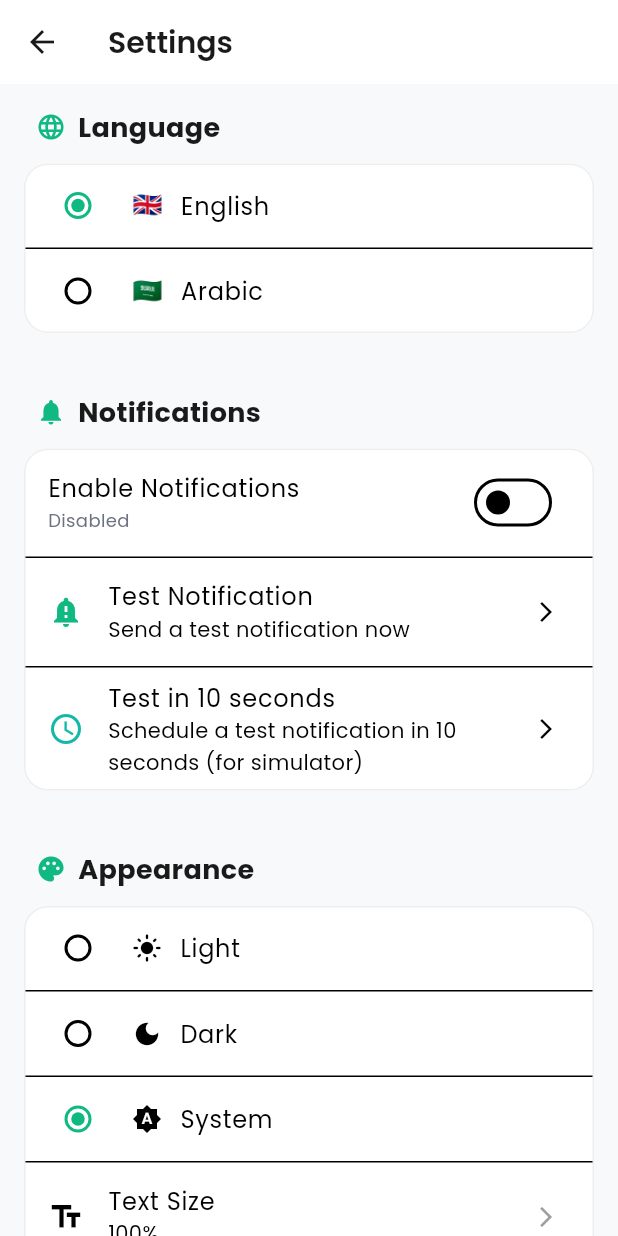
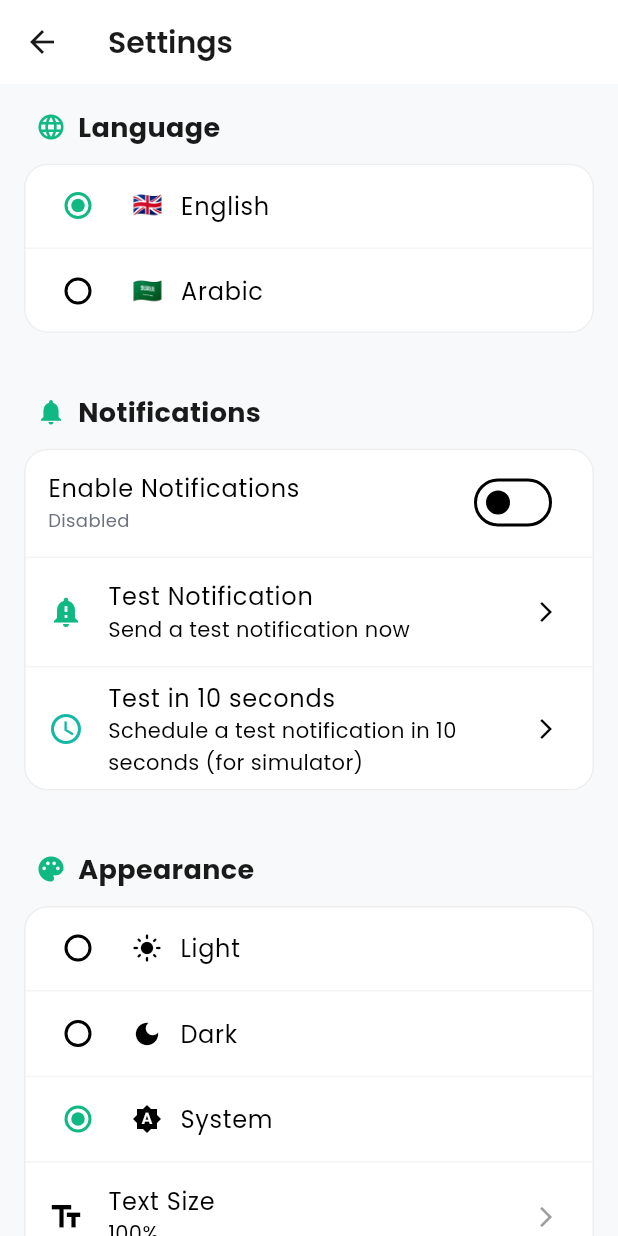
Before and after one commit to khaledebied/bling_azkar, a Flutter app: the screen it shows after launch, after a tap on the "settings" icon, on a phone screen of 412 x 824 dp. Run offline on Flutter 3.47's test engine with Material 3 defaults, Android fonts, the phone set to English and light mode, and no system bars; our stand-ins replace dio, flutter_local_notifications, flutter_riverpod, freezed_annotation, geolocator, google_fonts and 7 more; missing offline and left inert: audio_session, flutter_qiblah, quran_library; accounts and stored records are empty; statements that could not run were skipped.

Commit message:
refactor: Update SettingsScreen and TasbihListScreen to implement dynamic divider colors based on dark mode, enhancing visual consistency across themes.

```diff
--- a/lib/src/presentation/screens/settings_screen.dart
+++ b/lib/src/presentation/screens/settings_screen.dart
@@ -142,7 +142,12 @@ class _SettingsScreenState extends ConsumerState<SettingsScreen> {
             },
             activeColor: AppTheme.primaryGreen,
           ),
-          const Divider(height: 1),
+          Divider(
+            height: 1,
+            color: context.isDarkMode
+                ? Colors.grey.shade700
+                : Colors.grey.shade100,
+          ),
           RadioListTile<String>(
             title: Row(
               children: [
@@ -192,7 +197,12 @@ class _SettingsScreenState extends ConsumerState<SettingsScreen> {
             },
             activeColor: AppTheme.primaryGreen,
           ),
-          const Divider(height: 1),
+          Divider(
+            height: 1,
+            color: context.isDarkMode
+                ? Colors.grey.shade700
+                : Colors.grey.shade100,
+          ),
           ListTile(
             leading: const Icon(Icons.notification_important, color: AppTheme.primaryGreen),
             title: Text(l10n.isArabic ? 'اختبار الإشعار' : 'Test Notification'),
@@ -232,7 +242,12 @@ class _SettingsScreenState extends ConsumerState<SettingsScreen> {
               }
             },
           ),
-          const Divider(height: 1),
+          Divider(
+            height: 1,
+            color: context.isDarkMode
+                ? Colors.grey.shade700
+                : Colors.grey.shade100,
+          ),
           ListTile(
             leading: const Icon(Icons.schedule, color: AppTheme.primaryTeal),
             title: Text(l10n.isArabic ? 'اختبار بعد 10 ثواني' : 'Test in 10 seconds'),
@@ -308,7 +323,12 @@ class _SettingsScreenState extends ConsumerState<SettingsScreen> {
             },
             activeColor: AppTheme.primaryGreen,
           ),
-          const Divider(height: 1),
+          Divider(
+            height: 1,
+            color: context.isDarkMode
+                ? Colors.grey.shade700
+                : Colors.grey.shade100,
+          ),
           RadioListTile<String>(
             title: Row(
               children: [
@@ -326,7 +346,12 @@ class _SettingsScreenState extends ConsumerState<SettingsScreen> {
             },
             activeColor: AppTheme.primaryGreen,
           ),
-          const Divider(height: 1),
+          Divider(
+            height: 1,
+            color: context.isDarkMode
+                ? Colors.grey.shade700
+                : Colors.grey.shade100,
+          ),
           RadioListTile<String>(
             title: Row(
               children: [
@@ -344,7 +369,12 @@ class _SettingsScreenState extends ConsumerState<SettingsScreen> {
             },
             activeColor: AppTheme.primaryGreen,
           ),
-          const Divider(height: 1),
+          Divider(
+            height: 1,
+            color: context.isDarkMode
+                ? Colors.grey.shade700
+                : Colors.grey.shade100,
+          ),
           ListTile(
             leading: const Icon(Icons.text_fields),
             title: Text(l10n.textSize),
@@ -377,7 +407,12 @@ class _SettingsScreenState extends ConsumerState<SettingsScreen> {
               _showClearCacheDialog(l10n);
             },
           ),
-          const Divider(height: 1),
+          Divider(
+            height: 1,
+            color: context.isDarkMode
+                ? Colors.grey.shade700
+                : Colors.grey.shade100,
+          ),
           ListTile(
             leading: const Icon(Icons.delete_forever, color: Colors.red),
             title: Text(l10n.clearAllData),
@@ -407,7 +442,12 @@ class _SettingsScreenState extends ConsumerState<SettingsScreen> {
             subtitle: const Text('1.0.0'),
             trailing: Icon(Icons.arrow_forward_ios, size: 16, color: Colors.grey),
           ),
-          const Divider(height: 1),
+          Divider(
+            height: 1,
+            color: context.isDarkMode
+                ? Colors.grey.shade700
+                : Colors.grey.shade100,
+          ),
           ListTile(
             leading: const Icon(Icons.help_outline),
             title: Text(l10n.help),
@@ -416,7 +456,12 @@ class _SettingsScreenState extends ConsumerState<SettingsScreen> {
               _showHelpDialog(l10n);
             },
           ),
-          const Divider(height: 1),
+          Divider(
+            height: 1,
+            color: context.isDarkMode
+                ? Colors.grey.shade700
+                : Colors.grey.shade100,
+          ),
           ListTile(
             leading: const Icon(Icons.feedback_outlined),
             title: Text(l10n.feedback),
@@ -425,7 +470,12 @@ class _SettingsScreenState extends ConsumerState<SettingsScreen> {
               _showFeedbackDialog(l10n);
             },
           ),
-          const Divider(height: 1),
+          Divider(
+            height: 1,
+            color: context.isDarkMode
+                ? Colors.grey.shade700
+                : Colors.grey.shade100,
+          ),
           ListTile(
             leading: const Icon(Icons.description_outlined),
             title: Text(l10n.licenses),
--- a/lib/src/presentation/screens/tasbih_list_screen.dart
+++ b/lib/src/presentation/screens/tasbih_list_screen.dart
@@ -41,8 +41,8 @@ class TasbihListScreen extends ConsumerWidget {
               begin: Alignment.topLeft,
               end: Alignment.bottomRight,
               colors: [
-              AppTheme.primaryGreen.withOpacity(0.1),
-              AppTheme.primaryTeal.withOpacity(0.1),
+                AppTheme.primaryGreen.withValues(alpha: 0.1),
+                AppTheme.primaryTeal.withValues(alpha: 0.1),
               ],
             ),
           ),
@@ -65,7 +65,7 @@ class TasbihListScreen extends ConsumerWidget {
                             borderRadius: BorderRadius.circular(20),
                             boxShadow: [
                               BoxShadow(
-                                color: AppTheme.primaryGreen.withOpacity(0.3),
+                                color: AppTheme.primaryGreen.withValues(alpha: 0.3),
                                 blurRadius: 20,
                                 offset: const Offset(0, 8),
                               ),
@@ -231,57 +231,27 @@ class _TasbihTypeCardState extends ConsumerState<TasbihTypeCard>
                 borderRadius: BorderRadius.circular(20),
                 boxShadow: [
                   BoxShadow(
-                    color: widget.type.color.withOpacity(0.15),
+                    color: widget.type.color.withValues(alpha: 0.15),
                     blurRadius: 15,
                     offset: const Offset(0, 5),
                   ),
                 ],
               ),
-              child: Stack(
-                children: [
-                  // Background decoration
-                  Positioned(
-                    top: -20,
-                    right: widget.isArabic ? null : -20,
-                    left: widget.isArabic ? -20 : null,
-                    child: Container(
-                      width: 80,
-                      height: 80,
-                      decoration: BoxDecoration(
-                        shape: BoxShape.circle,
-                        color: widget.type.color.withOpacity(0.1),
-                      ),
-                    ),
-                  ),
-
-                  // Content
-                  Padding(
+              child: Padding(
                     padding: const EdgeInsets.all(20.0),
                     child: Row(
                       children: [
-                        // Icon
+                        // Icon - Simple and clean
                         Container(
-                          padding: const EdgeInsets.all(16),
+                          padding: const EdgeInsets.all(14),
                           decoration: BoxDecoration(
-                            gradient: LinearGradient(
-                              colors: [
-                                widget.type.color,
-                                widget.type.color.withOpacity(0.7),
-                              ],
-                            ),
-                            borderRadius: BorderRadius.circular(16),
-                            boxShadow: [
-                              BoxShadow(
-                                color: widget.type.color.withOpacity(0.3),
-                                blurRadius: 10,
-                                offset: const Offset(0, 4),
-                              ),
-                            ],
+                            color: widget.type.color.withValues(alpha: 0.15),
+                            borderRadius: BorderRadius.circular(14),
                           ),
                           child: Icon(
                             widget.type.icon,
-                            color: Colors.white,
-                            size: 32,
+                            color: widget.type.color,
+                            size: 28,
                           ),
                         ),
 
@@ -328,7 +298,7 @@ class _TasbihTypeCardState extends ConsumerState<TasbihTypeCard>
                                       vertical: 4,
                                     ),
                                     decoration: BoxDecoration(
-                                      color: widget.type.color.withOpacity(0.1),
+                                      color: widget.type.color.withValues(alpha: 0.1),
                                       borderRadius: BorderRadius.circular(8),
                                     ),
                                     child: Text(
@@ -348,8 +318,8 @@ class _TasbihTypeCardState extends ConsumerState<TasbihTypeCard>
                                       ),
                                       decoration: BoxDecoration(
                                         color: session.isCompleted
-                                            ? Colors.green.withOpacity(0.1)
-                                            : Colors.orange.withOpacity(0.1),
+                                            ? Colors.green.withValues(alpha: 0.1)
+                                            : Colors.orange.withValues(alpha: 0.1),
                                         borderRadius: BorderRadius.circular(8),
                                       ),
                                       child: Row(
@@ -396,8 +366,6 @@ class _TasbihTypeCardState extends ConsumerState<TasbihTypeCard>
                       ],
                     ),
                   ),
-                ],
-              ),
             ),
           ),
         ),
```
Lines whose indentation alone changed are shown as unchanged.
